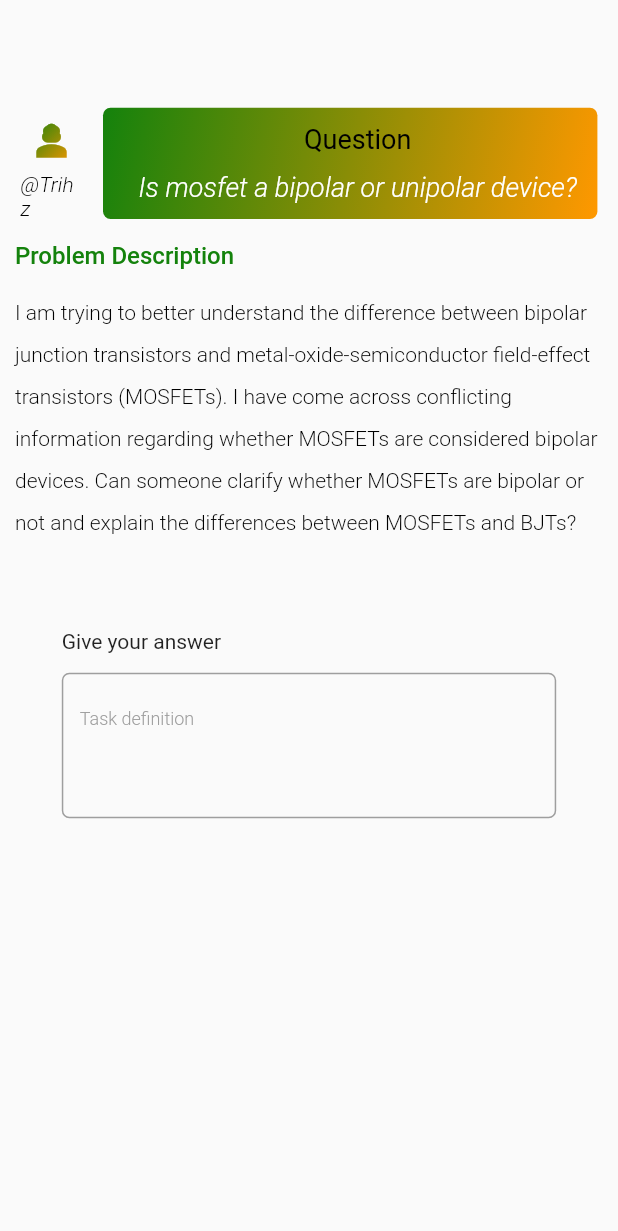
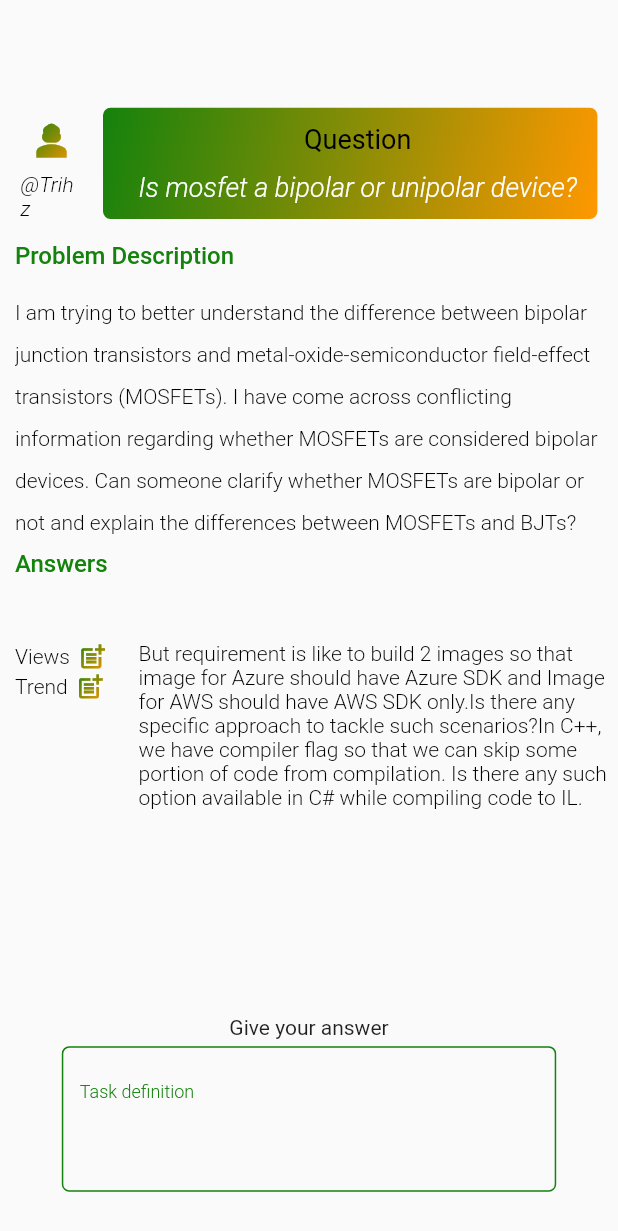
Before and after one commit to Trihz/De-TutorConnect, a Flutter app: the QuestionUI screen opened directly, on a phone screen of 412 x 824 dp. Shown: the top 1231 px of the screen. Run offline on Flutter 3.47's test engine with Material 2 defaults, Android fonts, the phone set to English and light mode, and no system bars; our stand-ins replace animated_text_kit, flutter_switch, fluttertoast.

Commit message:
Page updates

```diff
--- a/lib/Question/question_ui.dart
+++ b/lib/Question/question_ui.dart
@@ -25,7 +25,7 @@ class _QuestionUIState extends State<QuestionUI> {
   /// function to display the question's description
   Widget question() {
     return Container(
-      height: MediaQuery.of(context).size.height * 0.4,
+      height: MediaQuery.of(context).size.height * 0.35,
       width: MediaQuery.of(context).size.width * 1,
       margin: const EdgeInsets.only(top: 10),
       decoration: const BoxDecoration(color: Colors.transparent),
@@ -98,7 +98,7 @@ class _QuestionUIState extends State<QuestionUI> {
             ),
           ),
           Container(
-            height: MediaQuery.of(context).size.height * 0.3,
+            height: MediaQuery.of(context).size.height * 0.25,
             width: MediaQuery.of(context).size.width * 1,
             decoration: const BoxDecoration(color: Colors.transparent),
             child: Column(
@@ -120,7 +120,7 @@ class _QuestionUIState extends State<QuestionUI> {
                       ),
                     )),
                 Container(
-                  height: MediaQuery.of(context).size.height * 0.25,
+                  height: MediaQuery.of(context).size.height * 0.2,
                   width: MediaQuery.of(context).size.width * 1,
                   padding: const EdgeInsets.only(left: 10),
                   decoration: const BoxDecoration(color: Colors.transparent),
@@ -144,17 +144,130 @@ class _QuestionUIState extends State<QuestionUI> {
   /// function to display the answers
   Widget answers() {
     return Container(
-      height: MediaQuery.of(context).size.height * 0.2,
+      height: MediaQuery.of(context).size.height * 0.36,
       width: MediaQuery.of(context).size.width * 1,
       margin: const EdgeInsets.only(top: 10),
       decoration: const BoxDecoration(color: Colors.transparent),
+      child: Column(
+        children: [
+          Container(
+              height: MediaQuery.of(context).size.height * 0.03,
+              width: MediaQuery.of(context).size.width * 1,
+              padding: const EdgeInsets.only(left: 10),
+              decoration: const BoxDecoration(color: Colors.transparent),
+              child: Align(
+                  alignment: Alignment.topLeft,
+                  child: Text(
+                    "Answers",
+                    style: TextStyle(
+                        fontWeight: FontWeight.w500,
+                        fontSize: 16,
+                        color: mainColor),
+                  ))),
+          Container(
+            height: MediaQuery.of(context).size.height * 0.33,
+            width: MediaQuery.of(context).size.width * 1,
+            decoration: const BoxDecoration(color: Colors.transparent),
+            child: ListView.builder(
+                itemCount: 5,
+                itemBuilder: ((context, index) {
+                  return Container(
+                    height: MediaQuery.of(context).size.height * 0.3,
+                    width: MediaQuery.of(context).size.width * 1,
+                    margin: const EdgeInsets.only(bottom: 10),
+                    decoration: const BoxDecoration(
+                      color: Colors.transparent,
+                    ),
+                    child: Row(
+                      mainAxisAlignment: MainAxisAlignment.spaceEvenly,
+                      children: [
+                        Container(
+                          height: MediaQuery.of(context).size.height * 0.21,
+                          width: MediaQuery.of(context).size.width * 0.2,
+                          decoration: const BoxDecoration(
+                            color: Colors.transparent,
+                          ),
+                          child: Column(
+                            mainAxisAlignment: MainAxisAlignment.start,
+                            children: [
+                              Row(
+                                children: [
+                                  const SizedBox(width: 10),
+                                  const Text(
+                                    "Views",
+                                    style: TextStyle(
+                                        color: Colors.black, fontSize: 14,fontWeight: FontWeight.w300),
+                                  ),
+                                  const SizedBox(width: 5),
+                                  GradientIcon(
+                                    Icons.post_add,
+                                    20,
+                                    LinearGradient(
+                                      colors: [
+                                        mainColor,
+                                        mainColor1,
+                                      ],
+                                      begin: Alignment.topLeft,
+                                      end: Alignment.bottomRight,
+                                    ),
+                                  ),
+                                ],
+                              ),
+                              Row(
+                                children: [
+                                  const SizedBox(width: 10),
+                                  const Text(
+                                    "Trend",
+                                    style: TextStyle(
+                                        color: Colors.black, fontSize: 14,fontWeight: FontWeight.w300),
+                                  ),
+                                  const SizedBox(width: 5),
+                                  GradientIcon(
+                                    Icons.post_add,
+                                    20,
+                                    LinearGradient(
+                                      colors: [
+                                        mainColor,
+                                        mainColor1,
+                                      ],
+                                      begin: Alignment.topLeft,
+                                      end: Alignment.bottomRight,
+                                    ),
+                                  ),
+                                ],
+                              ),
+                            ],
+                          ),
+                        ),
+                        Container(
+                          height: MediaQuery.of(context).size.height * 0.21,
+                          width: MediaQuery.of(context).size.width * 0.8,
+                          padding: const EdgeInsets.only(left: 10, right: 5),
+                          decoration: const BoxDecoration(
+                            color: Colors.transparent,
+                          ),
+                          child: const Text(
+                            "But requirement is like to build 2 images so that image for Azure should have Azure SDK and Image for AWS should have AWS SDK only.Is there any specific approach to tackle such scenarios?In C++, we have compiler flag so that we can skip some portion of code from compilation. Is there any such option available in C# while compiling code to IL.",
+                            style: TextStyle(
+                                color: Colors.black,
+                                fontWeight: FontWeight.w300,
+                                fontSize: 14),
+                          ),
+                        ),
+                      ],
+                    ),
+                  );
+                })),
+          )
+        ],
+      ),
     );
   }
 
   /// function to display the post answer section
   Widget postAnswer() {
     return Container(
-      height: MediaQuery.of(context).size.height * 0.2,
+      height: MediaQuery.of(context).size.height * 0.18,
       width: MediaQuery.of(context).size.width * 1,
       margin: const EdgeInsets.only(top: 10),
       decoration: const BoxDecoration(color: Colors.transparent),
@@ -162,12 +275,11 @@ class _QuestionUIState extends State<QuestionUI> {
         mainAxisAlignment: MainAxisAlignment.spaceEvenly,
         children: [
           Container(
-            height: MediaQuery.of(context).size.height * 0.05,
+            height: MediaQuery.of(context).size.height * 0.03,
             width: MediaQuery.of(context).size.width * 0.8,
             decoration: const BoxDecoration(color: Colors.transparent),
             child: const Align(
-                alignment: Alignment.centerLeft,
-                child: Text("Give your answer")),
+                alignment: Alignment.center, child: Text("Give your answer")),
           ),
           Container(
               height: MediaQuery.of(context).size.height * 0.15,
@@ -178,22 +290,24 @@ class _QuestionUIState extends State<QuestionUI> {
                 minLines: 3,
                 maxLines: 6,
                 keyboardType: TextInputType.multiline,
-                decoration: const InputDecoration(
+                decoration: InputDecoration(
                     hintText: "Task definition",
                     hintStyle: TextStyle(
-                        color: Colors.grey,
+                        color: mainColor,
                         fontSize: 12,
                         fontWeight: FontWeight.w300),
                     enabledBorder: OutlineInputBorder(
                         borderSide: BorderSide(
-                          color: Colors.grey,
+                          color: mainColor,
                         ),
-                        borderRadius: BorderRadius.all(Radius.circular(5))),
+                        borderRadius:
+                            const BorderRadius.all(Radius.circular(5))),
                     focusedBorder: OutlineInputBorder(
                         borderSide: BorderSide(
-                          color: Colors.grey,
+                          color: mainColor,
                         ),
-                        borderRadius: BorderRadius.all(Radius.circular(5)))),
+                        borderRadius:
+                            const BorderRadius.all(Radius.circular(5)))),
               )),
         ],
       ),
@@ -208,7 +322,7 @@ class _QuestionUIState extends State<QuestionUI> {
         width: MediaQuery.of(context).size.width * 1,
         decoration: const BoxDecoration(color: Colors.transparent),
         child: Column(
-          children: [safeArea(), question(), postAnswer(),answers()],
+          children: [safeArea(), question(), answers(), postAnswer()],
         ),
       ),
     );
```
